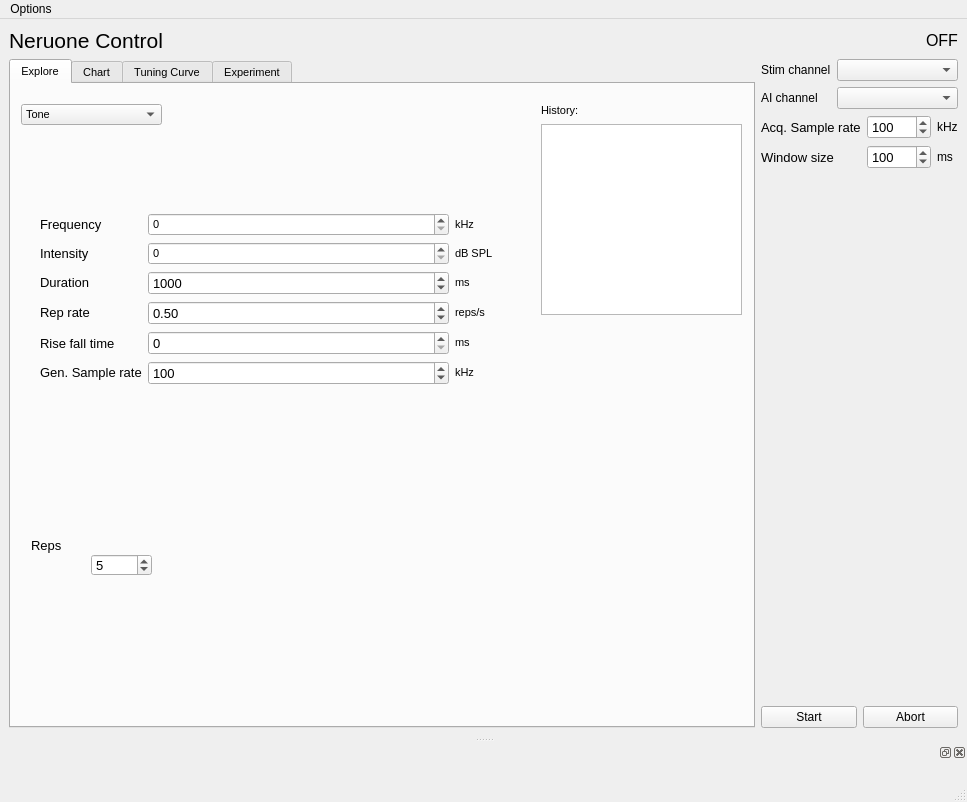
This is main/main_control.ui in portfors-lab/sparkle as Qt 5 draws it before an edit. The edited form follows.
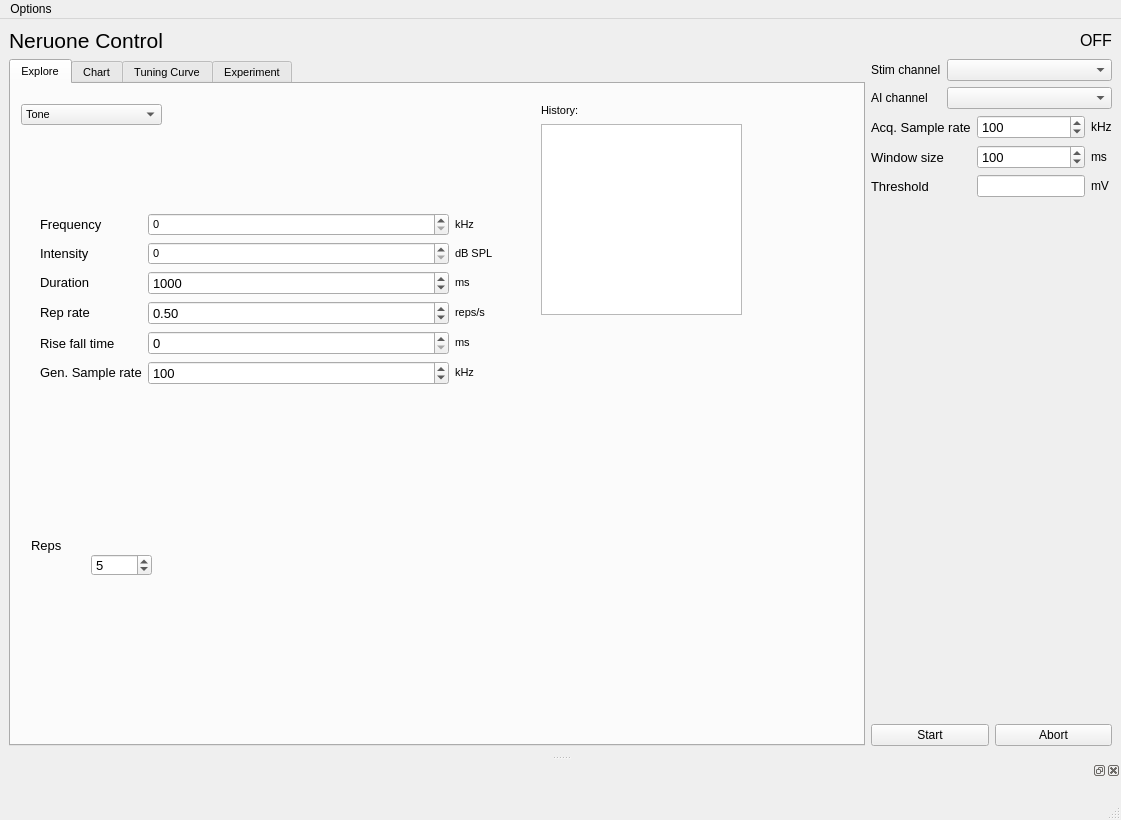
This is the edited form. Custom widgets are drawn as their Qt base class.

Commit message: Interactive threshold fucntional in both directions

The edit to the form file:
```diff
--- a/main/main_control.ui
+++ b/main/main_control.ui
@@ -6,8 +6,8 @@
    <rect>
     <x>0</x>
     <y>0</y>
-    <width>967</width>
-    <height>802</height>
+    <width>1121</width>
+    <height>820</height>
    </rect>
   </property>
   <property name="windowTitle">
@@ -1470,6 +1470,35 @@
             </property>
            </widget>
           </item>
+          <item row="2" column="0">
+           <widget class="QLabel" name="label_12">
+            <property name="font">
+             <font>
+              <pointsize>10</pointsize>
+             </font>
+            </property>
+            <property name="text">
+             <string>Threshold</string>
+            </property>
+           </widget>
+          </item>
+          <item row="2" column="2">
+           <widget class="QLabel" name="label_13">
+            <property name="text">
+             <string>mV</string>
+            </property>
+           </widget>
+          </item>
+          <item row="2" column="1">
+           <widget class="QLineEdit" name="thresh_lnedt">
+            <property name="sizePolicy">
+             <sizepolicy hsizetype="Minimum" vsizetype="Fixed">
+              <horstretch>0</horstretch>
+              <verstretch>0</verstretch>
+             </sizepolicy>
+            </property>
+           </widget>
+          </item>
          </layout>
         </item>
         <item>
@@ -1514,7 +1543,7 @@
     <rect>
      <x>0</x>
      <y>0</y>
-     <width>967</width>
+     <width>1121</width>
      <height>21</height>
     </rect>
    </property>
```
Left out of the diff: 7 changed lines with no effect on the pictures. The commit also changes 7 other files.
